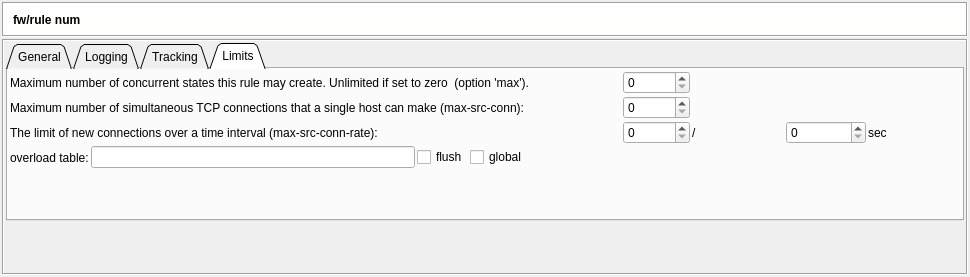
Before: the Qt Designer form src/gui/ruleoptionsdialog_q.ui in fwbuilder/fwbuilder, drawn with Qt 5.
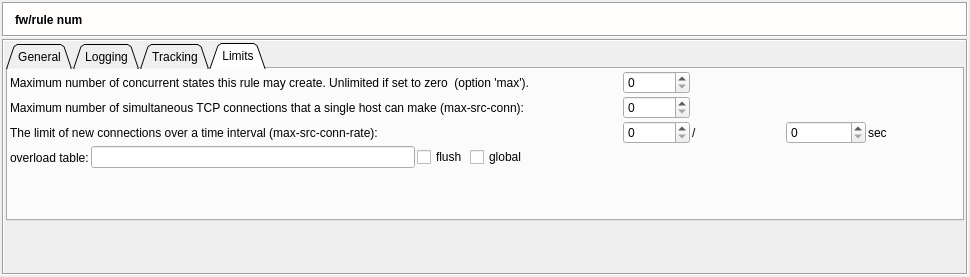
After: the same form once the commit is applied. Icons and pictures are not drawn.

What changed in the file:
```diff
--- a/src/gui/ruleoptionsdialog_q.ui
+++ b/src/gui/ruleoptionsdialog_q.ui
@@ -117,16 +117,16 @@
      </property>
      <layout class="QGridLayout" >
       <property name="leftMargin" >
-       <number>0</number>
+       <number>2</number>
       </property>
       <property name="topMargin" >
-       <number>0</number>
+       <number>2</number>
       </property>
       <property name="rightMargin" >
-       <number>0</number>
+       <number>2</number>
       </property>
       <property name="bottomMargin" >
-       <number>0</number>
+       <number>2</number>
       </property>
       <property name="horizontalSpacing" >
        <number>2</number>
```
Left out of the diff: 2 changed lines with no effect on the pictures.
